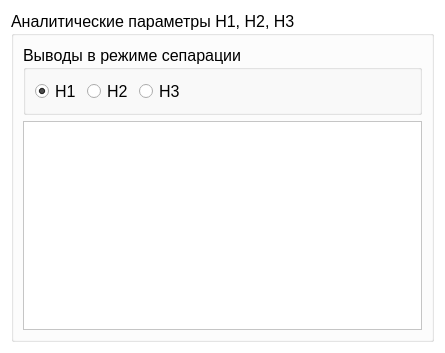
Qt form sprsettingsformulawidget.ui (longway34/SeparaterQt2) before a commit.
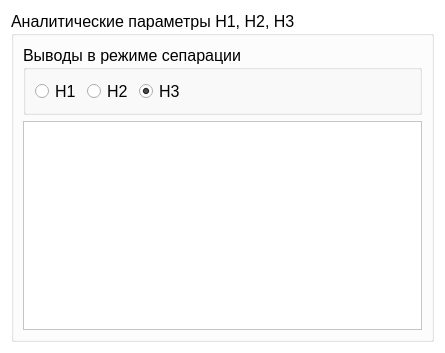
The same form after that commit. Custom widgets are drawn as their Qt base class.

The edit to the form file:
```diff
--- a/sprsettingsformulawidget.ui
+++ b/sprsettingsformulawidget.ui
@@ -10,6 +10,12 @@
     <height>353</height>
    </rect>
   </property>
+  <property name="maximumSize">
+   <size>
+    <width>445</width>
+    <height>16777215</height>
+   </size>
+  </property>
   <property name="palette">
    <palette>
     <active>
@@ -466,7 +472,7 @@
             <string>H1</string>
            </property>
            <property name="checked">
-            <bool>true</bool>
+            <bool>false</bool>
            </property>
           </widget>
          </item>
@@ -482,6 +488,9 @@
            <property name="text">
             <string>H3</string>
            </property>
+           <property name="checked">
+            <bool>true</bool>
+           </property>
           </widget>
          </item>
          <item>
```
